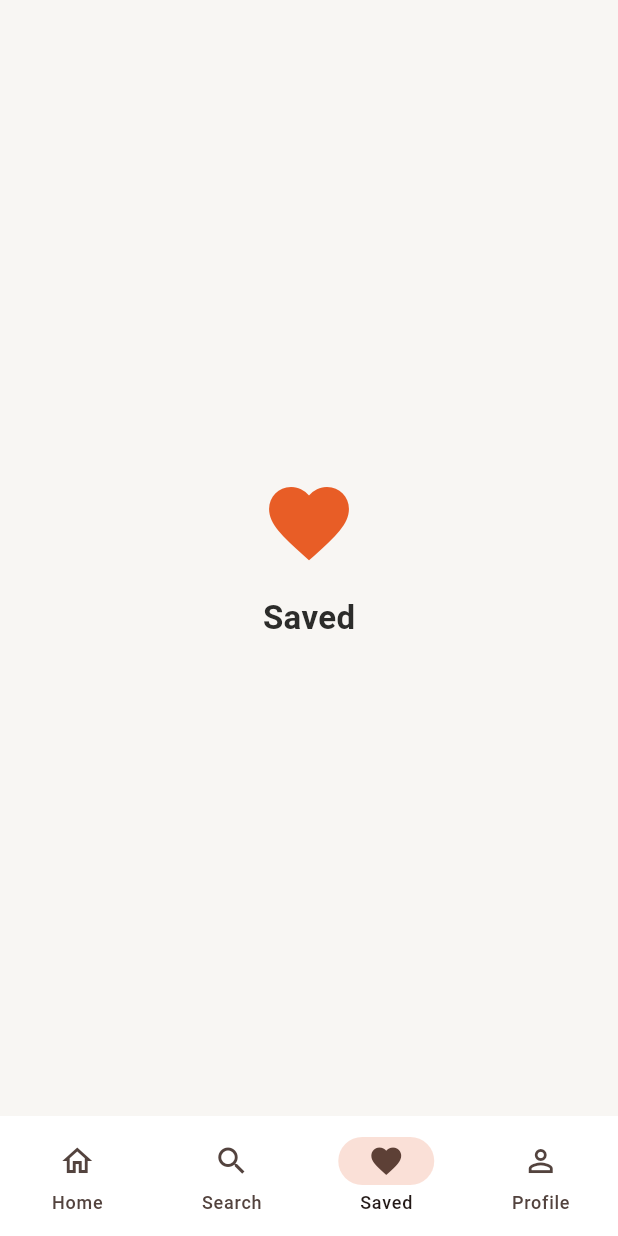
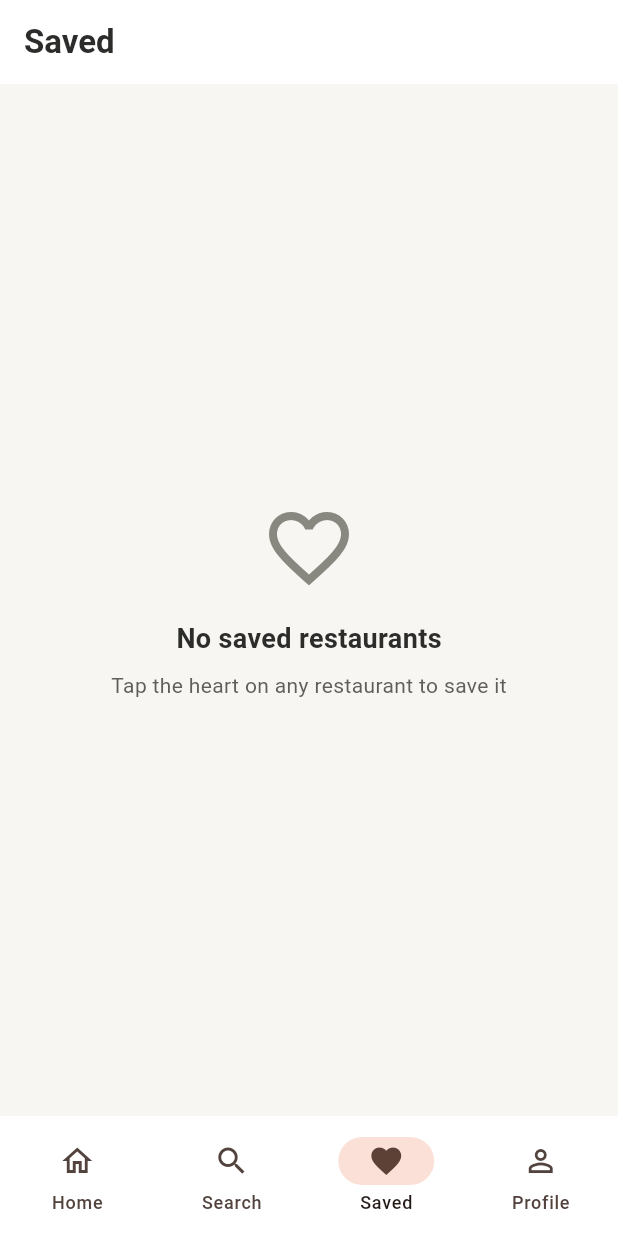
Before and after one commit to ivanperezveiga-a11y/neareats, a Flutter app: the screen it shows after launch, item 3 of the bottom bar chosen, on a phone screen of 412 x 824 dp. Run offline on Flutter 3.47's test engine with Material 3 defaults, Android fonts, the phone set to English and light mode, and no system bars; our stand-ins replace shared_preferences.

Commit message:
feat: add saved screen with local storage

```diff
--- a/lib/screens/main_screen.dart
+++ b/lib/screens/main_screen.dart
@@ -2,6 +2,7 @@ import 'package:flutter/material.dart';
 import '../theme/app_theme.dart';
 import 'home_screen.dart';
 import 'search_screen.dart';
+import 'saved_screen.dart';
 
 class MainScreen extends StatefulWidget {
   const MainScreen({super.key});
@@ -16,7 +17,7 @@ class _MainScreenState extends State<MainScreen> {
   final List<Widget> _screens = [
     const HomeScreen(),
     const SearchScreen(),
-    const _PlaceholderScreen(label: 'Saved', icon: Icons.favorite),
+    const SavedScreen(),
     const _PlaceholderScreen(label: 'Profile', icon: Icons.person),
   ];
 
--- a/lib/screens/restaurant_detail_screen.dart
+++ b/lib/screens/restaurant_detail_screen.dart
@@ -1,5 +1,6 @@
 import 'package:flutter/material.dart';
 import '../theme/app_theme.dart';
+import '../services/saved_service.dart';
 
 class RestaurantDetailScreen extends StatefulWidget {
   final Map<String, dynamic> restaurant;
@@ -14,6 +15,35 @@ class _RestaurantDetailScreenState extends State<RestaurantDetailScreen> {
   bool _isSaved = false;
 
   @override
+  void initState() {
+    super.initState();
+    _checkSaved();
+  }
+
+  Future<void> _checkSaved() async {
+    final saved = await SavedService.isSaved(widget.restaurant['name']);
+    setState(() => _isSaved = saved);
+  }
+
+  Future<void> _toggleSaved() async {
+    if (_isSaved) {
+      await SavedService.removeRestaurant(widget.restaurant['name']);
+    } else {
+      await SavedService.saveRestaurant(widget.restaurant);
+    }
+    setState(() => _isSaved = !_isSaved);
+    if (mounted) {
+      ScaffoldMessenger.of(context).showSnackBar(
+        SnackBar(
+          content: Text(_isSaved ? '${widget.restaurant['name']} saved!' : '${widget.restaurant['name']} removed'),
+          backgroundColor: AppColors.textPrimary,
+          duration: const Duration(seconds: 2),
+        ),
+      );
+    }
+  }
+
+  @override
   Widget build(BuildContext context) {
     final r = widget.restaurant;
 
@@ -26,16 +56,7 @@ class _RestaurantDetailScreenState extends State<RestaurantDetailScreen> {
               _isSaved ? Icons.favorite : Icons.favorite_outline,
               color: _isSaved ? AppColors.primary : AppColors.textSecondary,
             ),
-            onPressed: () {
-              setState(() => _isSaved = !_isSaved);
-              ScaffoldMessenger.of(context).showSnackBar(
-                SnackBar(
-                  content: Text(_isSaved ? '${r['name']} saved!' : '${r['name']} removed from saved'),
-                  duration: const Duration(seconds: 2),
-                  backgroundColor: AppColors.textPrimary,
-                ),
-              );
-            },
+            onPressed: _toggleSaved,
           ),
         ],
       ),
@@ -56,9 +77,7 @@ class _RestaurantDetailScreenState extends State<RestaurantDetailScreen> {
           const SizedBox(height: AppSpacing.md),
           Row(
             children: [
-              Expanded(
-                child: Text(r['name'], style: AppTextStyles.heading2),
-              ),
+              Expanded(child: Text(r['name'], style: AppTextStyles.heading2)),
               Container(
                 padding: const EdgeInsets.symmetric(horizontal: 10, vertical: 4),
                 decoration: BoxDecoration(
--- /dev/null
+++ b/lib/screens/saved_screen.dart
@@ -0,0 +1,138 @@
+import 'package:flutter/material.dart';
+import '../theme/app_theme.dart';
+import '../services/saved_service.dart';
+import 'restaurant_detail_screen.dart';
+
+class SavedScreen extends StatefulWidget {
+  const SavedScreen({super.key});
+
+  @override
+  State<SavedScreen> createState() => _SavedScreenState();
+}
+
+class _SavedScreenState extends State<SavedScreen> {
+  List<Map<String, dynamic>> _saved = [];
+
+  @override
+  void initState() {
+    super.initState();
+    _loadSaved();
+  }
+
+  Future<void> _loadSaved() async {
+    final saved = await SavedService.getSaved();
+    setState(() => _saved = saved);
+  }
+
+  Future<void> _remove(String name) async {
+    await SavedService.removeRestaurant(name);
+    await _loadSaved();
+    if (mounted) {
+      ScaffoldMessenger.of(context).showSnackBar(
+        SnackBar(
+          content: Text('$name removed from saved'),
+          backgroundColor: AppColors.textPrimary,
+          duration: const Duration(seconds: 2),
+        ),
+      );
+    }
+  }
+
+  @override
+  Widget build(BuildContext context) {
+    return Scaffold(
+      appBar: AppBar(
+        title: const Text('Saved', style: AppTextStyles.heading2),
+      ),
+      body: _saved.isEmpty
+          ? Center(
+              child: Column(
+                mainAxisAlignment: MainAxisAlignment.center,
+                children: [
+                  const Icon(Icons.favorite_outline, size: 64, color: AppColors.textHint),
+                  const SizedBox(height: AppSpacing.md),
+                  const Text('No saved restaurants', style: AppTextStyles.heading3),
+                  const SizedBox(height: AppSpacing.sm),
+                  const Text('Tap the heart on any restaurant to save it', style: AppTextStyles.bodySecondary),
+                ],
+              ),
+            )
+          : ListView.builder(
+              padding: const EdgeInsets.all(AppSpacing.md),
+              itemCount: _saved.length,
+              itemBuilder: (context, index) {
+                final r = _saved[index];
+                return Dismissible(
+                  key: Key(r['name']),
+                  direction: DismissDirection.endToStart,
+                  onDismissed: (_) => _remove(r['name']),
+                  background: Container(
+                    alignment: Alignment.centerRight,
+                    padding: const EdgeInsets.only(right: AppSpacing.lg),
+                    margin: const EdgeInsets.only(bottom: AppSpacing.md),
+                    decoration: BoxDecoration(
+                      color: AppColors.error,
+                      borderRadius: BorderRadius.circular(AppRadius.lg),
+                    ),
+                    child: const Icon(Icons.delete_outline, color: Colors.white, size: 28),
+                  ),
+                  child: GestureDetector(
+                    onTap: () => Navigator.push(
+                      context,
+                      MaterialPageRoute(
+                        builder: (_) => RestaurantDetailScreen(restaurant: r),
+                      ),
+                    ),
+                    child: Container(
+                      margin: const EdgeInsets.only(bottom: AppSpacing.md),
+                      decoration: BoxDecoration(
+                        color: AppColors.surface,
+                        borderRadius: BorderRadius.circular(AppRadius.lg),
+                        border: Border.all(color: AppColors.border),
+                      ),
+                      child: ListTile(
+                        contentPadding: const EdgeInsets.all(AppSpacing.md),
+                        leading: Container(
+                          width: 56,
+                          height: 56,
+                          decoration: BoxDecoration(
+                            color: AppColors.background,
+                            borderRadius: BorderRadius.circular(AppRadius.md),
+                          ),
+                          child: Center(
+                            child: Text(r['image'], style: const TextStyle(fontSize: 28)),
+                          ),
+                        ),
+                        title: Text(r['name'], style: AppTextStyles.heading3),
+                        subtitle: Column(
+                          crossAxisAlignment: CrossAxisAlignment.start,
+                          children: [
+                            const SizedBox(height: 4),
+                            Text(r['cuisine'], style: AppTextStyles.bodySecondary),
+                            const SizedBox(height: 4),
+                            Row(
+                              children: [
+                                const Icon(Icons.star, size: 14, color: Colors.amber),
+                                const SizedBox(width: 4),
+                                Text('${r['rating']}', style: AppTextStyles.caption),
+                                const SizedBox(width: 8),
+                                const Icon(Icons.location_on_outlined, size: 14, color: AppColors.textHint),
+                                const SizedBox(width: 4),
+                                Text(r['distance'], style: AppTextStyles.caption),
+                              ],
+                            ),
+                          ],
+                        ),
+                        trailing: IconButton(
+                          icon: const Icon(Icons.favorite, color: AppColors.primary),
+                          onPressed: () => _remove(r['name']),
+                        ),
+                      ),
+                    ),
+                  ),
+                );
+              },
+            ),
+    );
+  }
+}
--- /dev/null
+++ b/lib/services/saved_service.dart
@@ -0,0 +1,36 @@
+import 'package:shared_preferences/shared_preferences.dart';
+import 'dart:convert';
+
+class SavedService {
+  static const String _key = 'saved_restaurants';
+
+  static Future<List<Map<String, dynamic>>> getSaved() async {
+    final prefs = await SharedPreferences.getInstance();
+    final String? data = prefs.getString(_key);
+    if (data == null) return [];
+    final List<dynamic> decoded = jsonDecode(data);
+    return decoded.map((e) => Map<String, dynamic>.from(e)).toList();
+  }
+
+  static Future<void> saveRestaurant(Map<String, dynamic> restaurant) async {
+    final prefs = await SharedPreferences.getInstance();
+    final saved = await getSaved();
+    final exists = saved.any((r) => r['name'] == restaurant['name']);
+    if (!exists) {
+      saved.add(restaurant);
+      await prefs.setString(_key, jsonEncode(saved));
+    }
+  }
+
+  static Future<void> removeRestaurant(String name) async {
+    final prefs = await SharedPreferences.getInstance();
+    final saved = await getSaved();
+    saved.removeWhere((r) => r['name'] == name);
+    await prefs.setString(_key, jsonEncode(saved));
+  }
+
+  static Future<bool> isSaved(String name) async {
+    final saved = await getSaved();
+    return saved.any((r) => r['name'] == name);
+  }
+}
--- a/pubspec.yaml
+++ b/pubspec.yaml
@@ -34,6 +34,7 @@ dependencies:
   # The following adds the Cupertino Icons font to your application.
   # Use with the CupertinoIcons class for iOS style icons.
   cupertino_icons: ^1.0.8
+  shared_preferences: ^2.5.5
 
 dev_dependencies:
   flutter_test:
```
Also changed, not shown: pubspec.lock, 1 other file.
